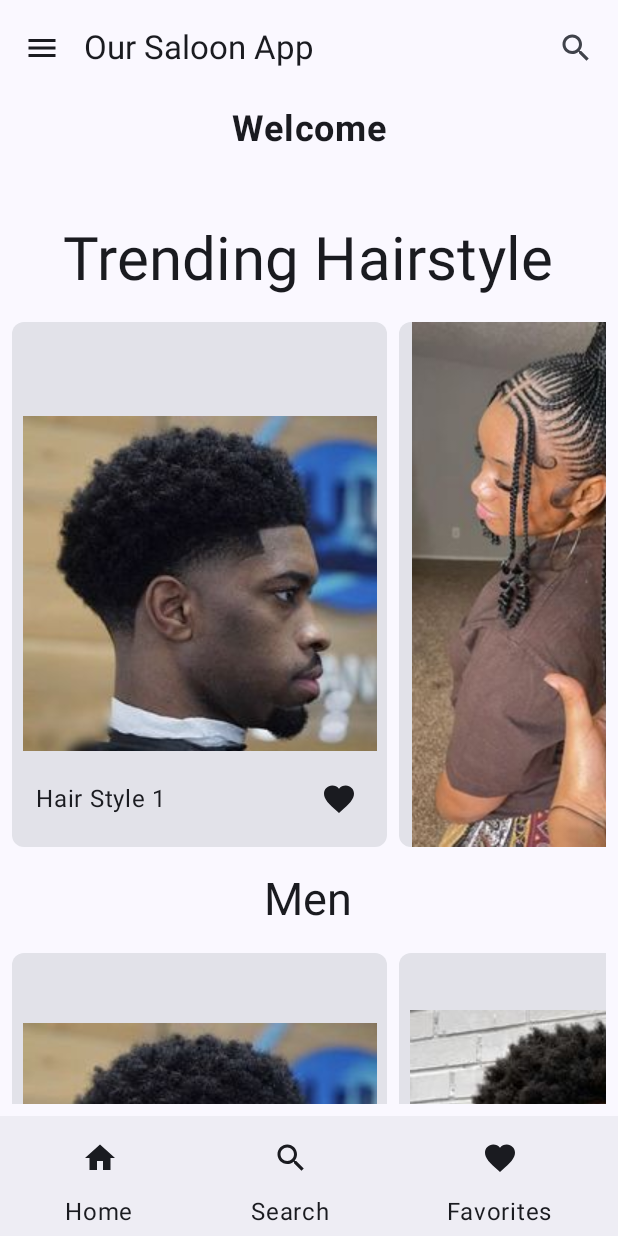
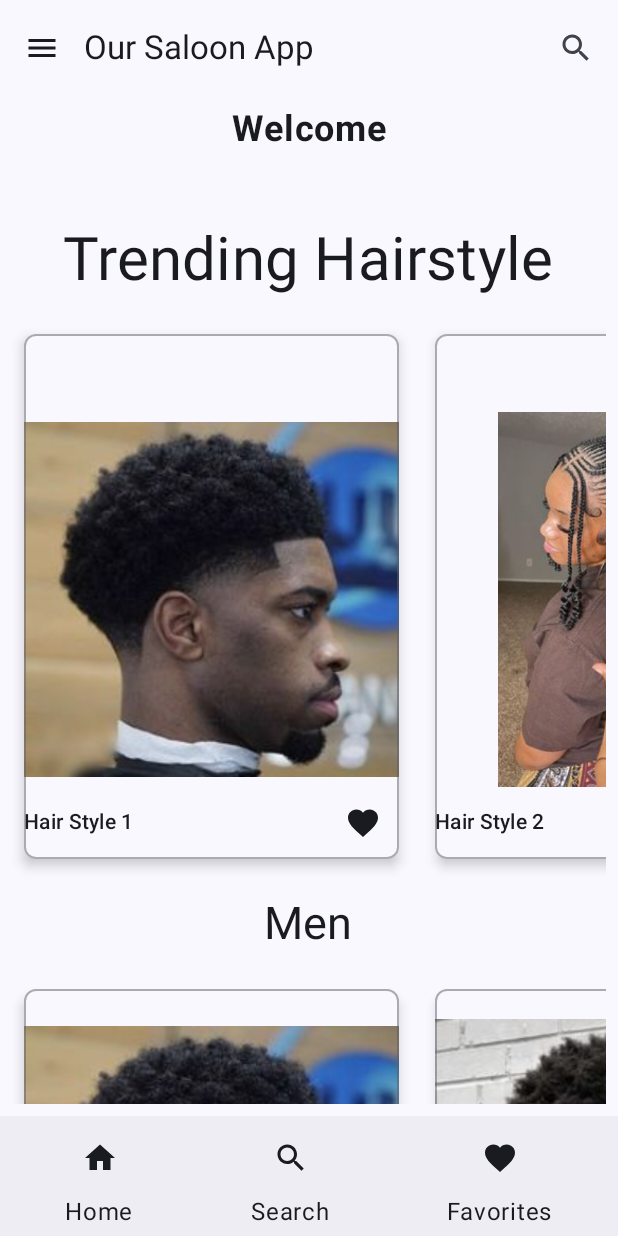
Before and after one commit to awstine/SmallProjects, an Android app built with Jetpack Compose: the HomeScreen screen opened through its navigation route, on a phone screen of 412 x 824 dp. Run offline under Robolectric (Android 15) with nearby library versions, the phone set to English and light mode, and no system bars; our stand-ins replace Firebase (no records; nobody signed in at launch, a user with empty details on screens opened directly).

Commit message:
initial commit

```diff
--- a/MyApplication/app/src/main/java/com/example/myapplication/Composables/HomeScreen.kt
+++ b/MyApplication/app/src/main/java/com/example/myapplication/Composables/HomeScreen.kt
@@ -4,6 +4,7 @@ package com.example.myapplication.Composables
 
 import android.util.Log
 import androidx.compose.animation.animateColorAsState
+import androidx.compose.foundation.BorderStroke
 import androidx.compose.foundation.Image
 import androidx.compose.foundation.background
 import androidx.compose.foundation.clickable
@@ -12,6 +13,7 @@ import androidx.compose.foundation.layout.Column
 import androidx.compose.foundation.layout.PaddingValues
 import androidx.compose.foundation.layout.Row
 import androidx.compose.foundation.layout.Spacer
+import androidx.compose.foundation.layout.aspectRatio
 import androidx.compose.foundation.layout.fillMaxHeight
 import androidx.compose.foundation.layout.fillMaxSize
 import androidx.compose.foundation.layout.fillMaxWidth
@@ -30,7 +32,7 @@ import androidx.compose.material.icons.filled.Menu
 import androidx.compose.material.icons.filled.Search
 import androidx.compose.material3.BottomAppBar
 import androidx.compose.material3.Button
-import androidx.compose.material3.Card
+import androidx.compose.material3.CardDefaults
 import androidx.compose.material3.DrawerValue
 import androidx.compose.material3.ExperimentalMaterial3Api
 import androidx.compose.material3.Icon
@@ -38,6 +40,7 @@ import androidx.compose.material3.IconButton
 import androidx.compose.material3.IconToggleButton
 import androidx.compose.material3.MaterialTheme
 import androidx.compose.material3.ModalNavigationDrawer
+import androidx.compose.material3.OutlinedCard
 import androidx.compose.material3.Scaffold
 import androidx.compose.material3.SnackbarHost
 import androidx.compose.material3.SnackbarHostState
@@ -57,6 +60,7 @@ import androidx.compose.ui.graphics.vector.ImageVector
 import androidx.compose.ui.platform.LocalConfiguration
 import androidx.compose.ui.res.painterResource
 import androidx.compose.ui.text.font.FontWeight
+import androidx.compose.ui.text.style.TextOverflow
 import androidx.compose.ui.unit.dp
 import androidx.compose.ui.unit.sp
 import androidx.compose.ui.unit.times
@@ -245,7 +249,9 @@ fun DrawerContent(
         }
         Spacer(modifier = Modifier.height(16.dp))
         Button(
-            onClick = { onSignOut() },
+            onClick = {
+                onSignOut()
+            },
         ) {
             Text(text = "Sign Out")
         }
@@ -299,13 +305,15 @@ fun MainContent(
             horizontalArrangement = Arrangement.spacedBy(8.dp),
         ) {
             items(hairList) { hair ->
-                Card(
+                OutlinedCard(
                     modifier =
                         Modifier
+                            .padding(8.dp)
                             .width(250.dp)
                             .height(350.dp),
                     shape = RoundedCornerShape(8.dp),
-                    // elevation = 4.dp
+                    border = BorderStroke(1.dp, MaterialTheme.colorScheme.outline.copy(alpha = 0.5f)),
+                    elevation = CardDefaults.cardElevation(5.dp),
                 ) {
                     Column(
                         modifier = Modifier.fillMaxSize(),
@@ -315,27 +323,28 @@ fun MainContent(
                         Image(
                             painter = painterResource(id = hair.img),
                             contentDescription = null,
-                            modifier = Modifier,
+                            modifier = Modifier.aspectRatio(1.0f),
                         )
                         Row(
-                            modifier =
-                                Modifier
-                                    .fillMaxWidth()
-                                    .padding(8.dp),
+                            modifier = Modifier.fillMaxWidth(),
                             horizontalArrangement = Arrangement.SpaceBetween,
                             verticalAlignment = Alignment.CenterVertically,
                         ) {
                             Text(
                                 text = hair.hairName,
-                                modifier = Modifier.padding(8.dp),
+                                style = MaterialTheme.typography.bodyMedium.copy(fontWeight = FontWeight.W500),
+                                maxLines = 1,
+                                overflow = TextOverflow.Ellipsis,
+                                modifier =
+                                    Modifier
+                                        .padding(
+                                            top = 10.dp,
+                                            end = 10.dp,
+                                            bottom = 12.dp,
+                                        ),
                             )
                             FavouriteButton(hair, favouritesViewModel)
                         }
-
-//                        Text(
-//                            text = "$${hair.hairPrice}",
-//                            modifier = Modifier.padding(8.dp),
-//                        )
                     }
                 }
             }
@@ -358,13 +367,15 @@ fun MainContent(
             horizontalArrangement = Arrangement.spacedBy(8.dp),
         ) {
             items(menHair) { Hair ->
-                Card(
+                OutlinedCard(
                     modifier =
                         Modifier
+                            .padding(8.dp)
                             .width(250.dp)
                             .height(350.dp),
                     shape = RoundedCornerShape(8.dp),
-                    // elevation = 4.dp
+                    border = BorderStroke(1.dp, MaterialTheme.colorScheme.outline.copy(alpha = 0.5f)),
+                    elevation = CardDefaults.cardElevation(5.dp),
                 ) {
                     Column(
                         modifier = Modifier.fillMaxSize(),
@@ -374,11 +385,20 @@ fun MainContent(
                         Image(
                             painter = painterResource(id = Hair.img),
                             contentDescription = null,
-                            modifier = Modifier,
+                            modifier = Modifier.aspectRatio(1.0f),
                         )
                         Text(
                             text = Hair.hairName,
-                            modifier = Modifier.padding(8.dp),
+                            style = MaterialTheme.typography.bodyMedium.copy(fontWeight = FontWeight.W500),
+                            maxLines = 1,
+                            overflow = TextOverflow.Ellipsis,
+                            modifier =
+                                Modifier
+                                    .padding(
+                                        top = 10.dp,
+                                        end = 10.dp,
+                                        bottom = 12.dp,
+                                    ),
                         )
                         Text(
                             text = "$${Hair.hairPrice}",
@@ -406,13 +426,15 @@ fun MainContent(
             horizontalArrangement = Arrangement.spacedBy(8.dp),
         ) {
             items(womenHair) { hare ->
-                Card(
+                OutlinedCard(
                     modifier =
                         Modifier
+                            .padding(8.dp)
                             .width(250.dp)
                             .height(350.dp),
                     shape = RoundedCornerShape(8.dp),
-                    // elevation = 4.dp
+                    border = BorderStroke(1.dp, MaterialTheme.colorScheme.outline.copy(alpha = 0.5f)),
+                    elevation = CardDefaults.cardElevation(5.dp),
                 ) {
                     Column(
                         modifier = Modifier.fillMaxSize(),
@@ -422,7 +444,7 @@ fun MainContent(
                         Image(
                             painter = painterResource(id = hare.img),
                             contentDescription = null,
-                            modifier = Modifier,
+                            modifier = Modifier.aspectRatio(1.0f),
                         )
                         Text(
                             text = hare.hairName,
```
